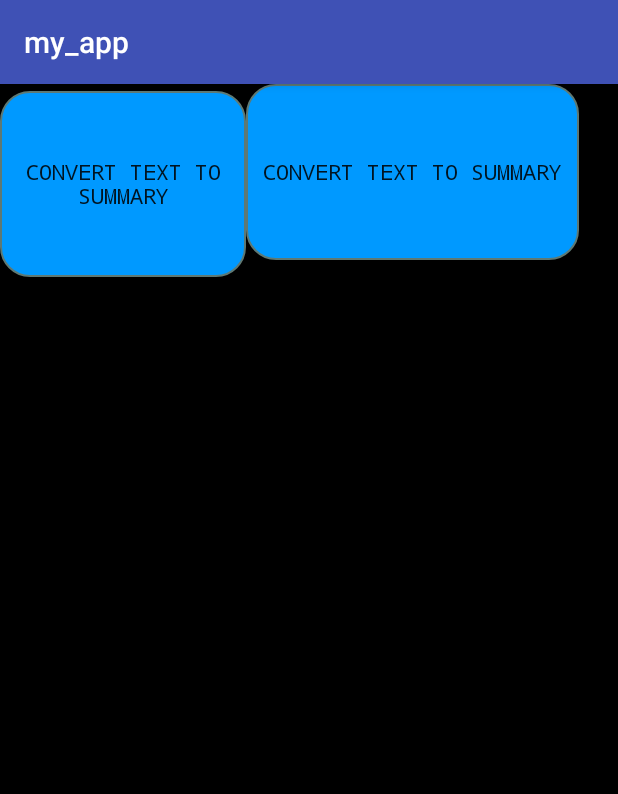
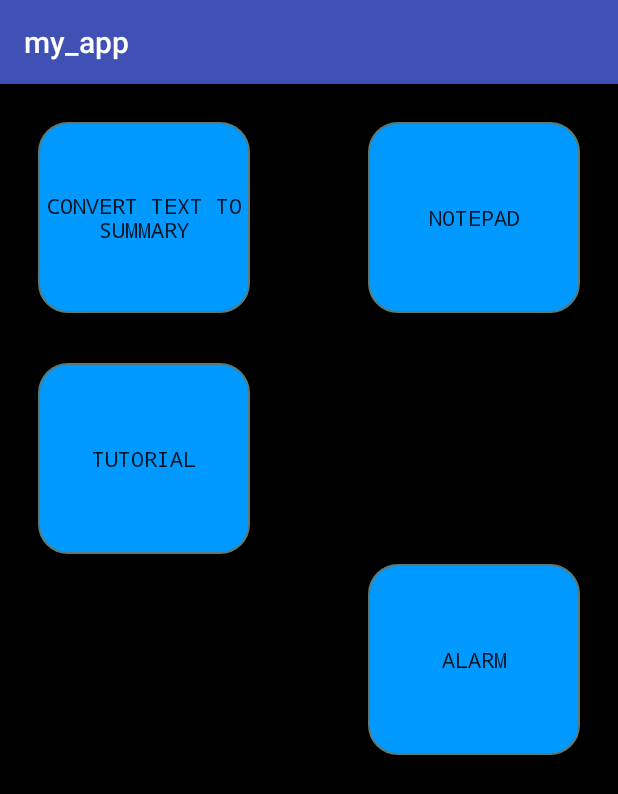
Before and after one commit to manishshah0610/Melon_AI, an Android app: the screen it shows after launch (MainActivity), on a phone screen of 412 x 824 dp. Shown: the top 794 px of the screen. Run offline under Robolectric (Android 15) with nearby library versions, the phone set to English and light mode, and no system bars.

Commit message:
Main Page

```diff
--- a/app/src/main/res/layout/activity_main.xml
+++ b/app/src/main/res/layout/activity_main.xml
@@ -1,5 +1,5 @@
 <?xml version="1.0" encoding="utf-8"?>
-<LinearLayout xmlns:android="http://schemas.android.com/apk/res/android"
+<RelativeLayout xmlns:android="http://schemas.android.com/apk/res/android"
     xmlns:app="http://schemas.android.com/apk/res-auto"
     xmlns:tools="http://schemas.android.com/tools"
     android:layout_width="match_parent"
@@ -7,29 +7,49 @@
     android:layout_height="match_parent"
     tools:context=".MainActivity">
 
-    <LinearLayout
-        android:layout_width="match_parent"
-        android:layout_height="match_parent"
-        android:orientation="horizontal">
+    <Button
+        android:id="@+id/summary"
+        android:layout_margin="25dp"
+        android:layout_width="141dp"
+        android:layout_height="127dp"
+        android:background="@drawable/rounded_corner"
+        android:fontFamily="monospace"
+        android:text="Convert Text to Summary" />
 
-        <Button
-            android:layout_width="164dp"
-            android:layout_height="124dp"
+    <Button
+        android:id="@+id/notepad"
+        android:layout_margin="25dp"
+        android:layout_width="141dp"
+        android:layout_height="127dp"
+        android:layout_alignParentEnd="true"
+        android:layout_alignParentTop="true"
+        android:background="@drawable/rounded_corner"
+        android:fontFamily="monospace"
+        android:text="Notepad" />
 
-            android:background="@drawable/rounded_corner"
-            android:fontFamily="monospace"
-            android:text="Convert Text to Summary" />
+    <Button
+        android:id="@+id/tutorial"
+        android:layout_width="141dp"
+        android:layout_height="127dp"
+        android:layout_alignParentTop="true"
+        android:layout_alignStart="@+id/summary"
+        android:layout_marginTop="186dp"
+        android:background="@drawable/rounded_corner"
+        android:fontFamily="monospace"
+        android:text="Tutorial" />
 
-        <Button
-            android:layout_width="222dp"
-            android:layout_height="117dp"
-
-            android:background="@drawable/rounded_corner"
-            android:fontFamily="monospace"
-            android:text="Convert Text to Summary" />
-    </LinearLayout>
+    <Button
+        android:id="@+id/alarm"
+        android:layout_width="141dp"
+        android:layout_height="127dp"
+        android:layout_alignStart="@+id/notepad"
+        android:layout_centerVertical="true"
+        android:background="@drawable/rounded_corner"
+        android:fontFamily="monospace"
+        android:text="Alarm" />
 
 
 
 
-</LinearLayout>
+
+</RelativeLayout>
```
